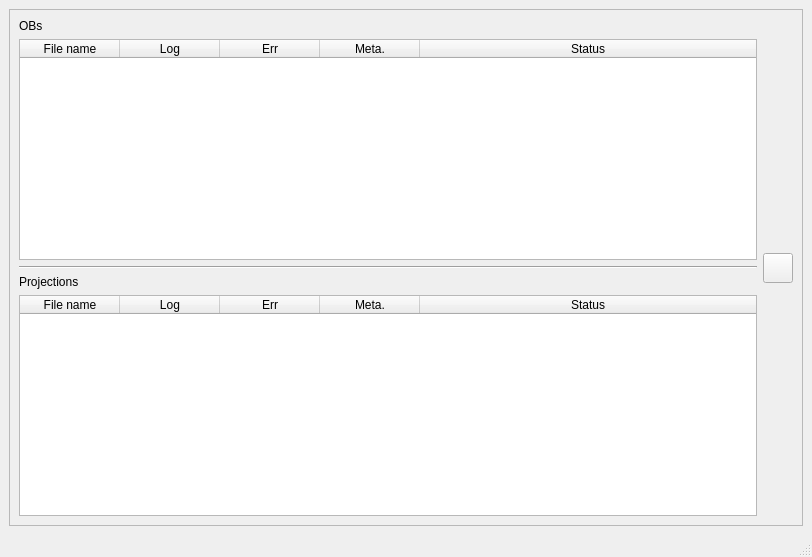
Qt form src/asui/ui/monitor.ui (ornlneutronimaging/HyperCTui) before a commit.
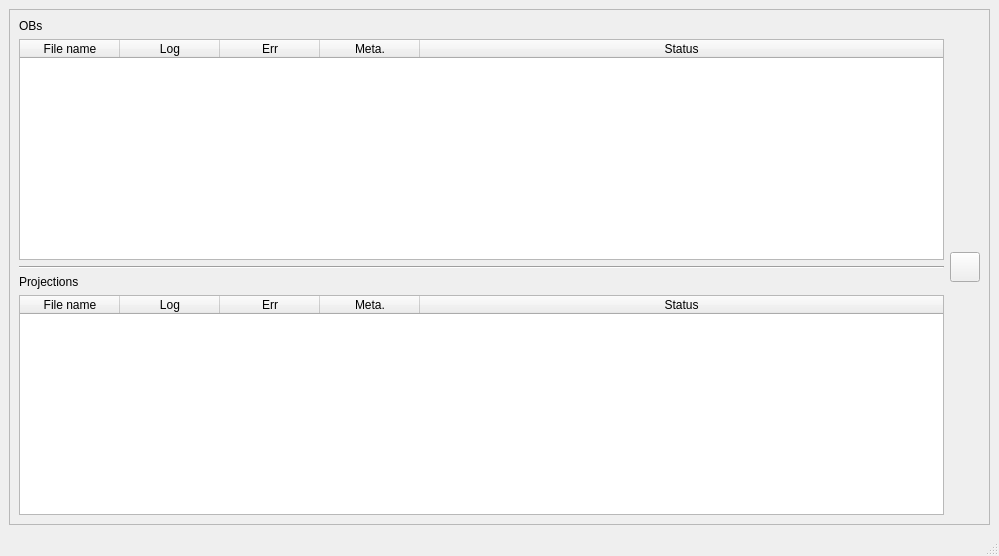
The same form after that commit.

Commit message: state of button and items fixes according to state of entry. this refs #22

What changed in the file:
```diff
--- a/src/asui/ui/monitor.ui
+++ b/src/asui/ui/monitor.ui
@@ -6,8 +6,8 @@
    <rect>
     <x>0</x>
     <y>0</y>
-    <width>812</width>
-    <height>557</height>
+    <width>999</width>
+    <height>556</height>
    </rect>
   </property>
   <property name="windowTitle">
```
Left out of the diff: 2 changed lines with no effect on the pictures. The commit also changes 2 other files.
